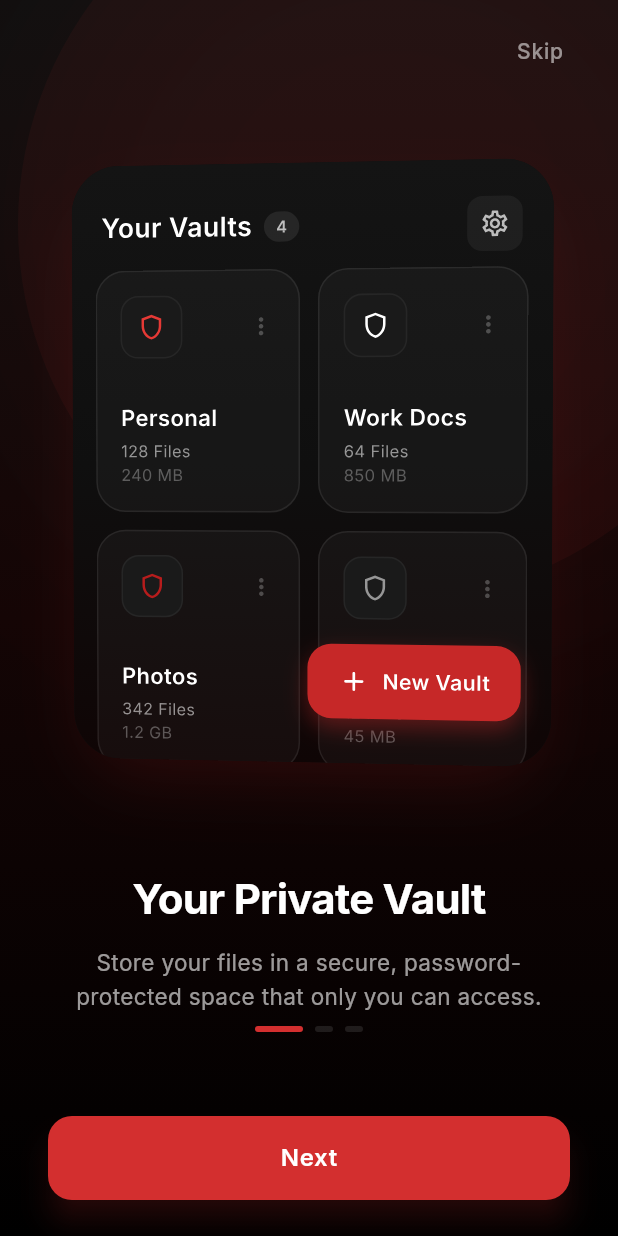
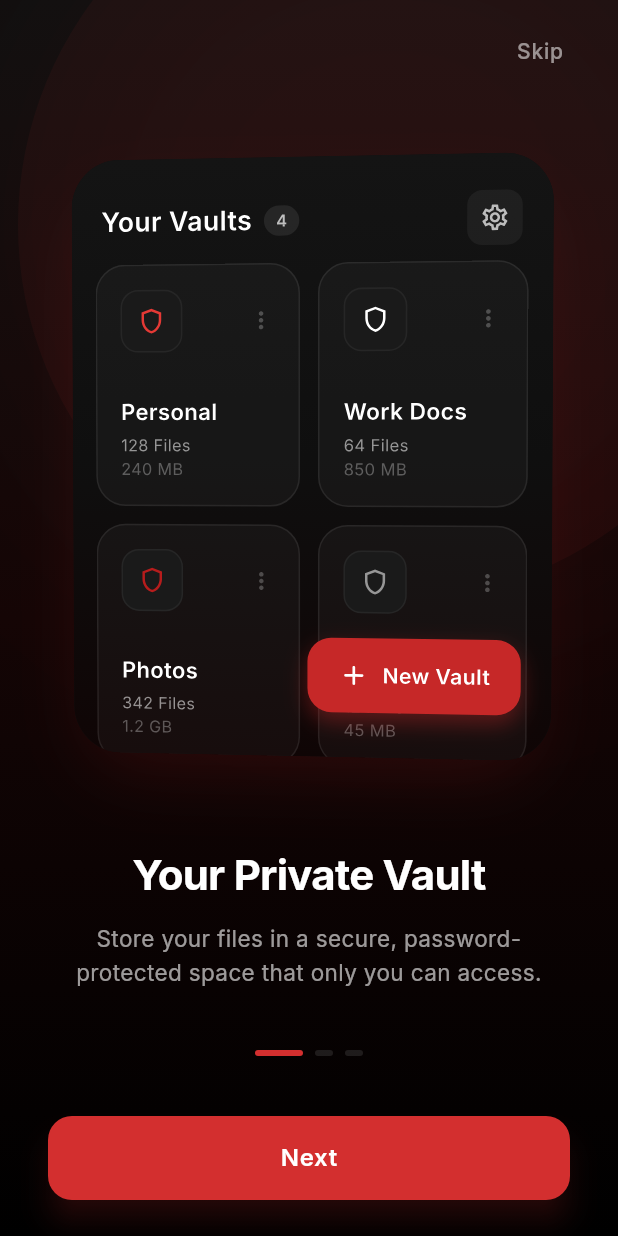
Before and after one commit to zenithsyntax/blindkey_app, a Flutter app: the screen it shows after launch, on a phone screen of 412 x 824 dp. Run offline on Flutter 3.47's test engine with Material 3 defaults, Android fonts, the phone set to English and light mode, and no system bars; drawn by our look-alikes of auto_size_text; our stand-ins replace audioplayers, dartz, file_picker, flutter_hooks, flutter_markdown, flutter_secure_storage and 13 more; missing offline and left inert: cryptography, excel, flutter_tilt, ntp, pdfrx, safe_device and 1 more; accounts and stored records are empty; generated files the repository leaves out were written again.

Commit message:
onboarding page correction 1

```diff
--- a/lib/presentation/pages/onboarding_page.dart
+++ b/lib/presentation/pages/onboarding_page.dart
@@ -1,6 +1,7 @@
 import 'package:flutter_tilt/flutter_tilt.dart';
 import 'dart:ui';
 import 'dart:math' as math; // Added import
+import 'package:auto_size_text/auto_size_text.dart';
 import 'package:blindkey_app/presentation/pages/splash_screen.dart';
 import 'package:flutter/material.dart';
 import 'package:google_fonts/google_fonts.dart';
@@ -110,11 +111,8 @@
                   ),
                 ),
 
-                const Spacer(),
-
                 // Page View
-                SizedBox(
-                  height: 600, // Fixed height for carousel area
+                Expanded(
                   child: PageView.builder(
                     controller: _pageController,
                     onPageChanged: (index) {
@@ -129,9 +127,8 @@
                   ),
                 ),
 
-                const Spacer(),
-
                 // Indicators
+                const SizedBox(height: 40),
                 Row(
                   mainAxisAlignment: MainAxisAlignment.center,
                   children: List.generate(
@@ -151,7 +148,7 @@
                   ),
                 ),
 
-                const SizedBox(height: 32),
+                const SizedBox(height: 16),
 
                 // Main Button
                 Padding(
@@ -207,6 +204,8 @@
           // Mock Widget Container with 3D Tilt and Auto-Sway
           Expanded(
             child: Center(
+              child: FittedBox(
+                fit: BoxFit.scaleDown,
                 child: _AutoTiltWrapper(
                   child: Tilt(
                     borderRadius: BorderRadius.circular(32),
@@ -239,14 +238,16 @@
                 ),
               ),
             ),
+          ),
 
-          const SizedBox(height: 40),
+          const SizedBox(height: 24),
 
 
           // Typography
-          Text(
+          AutoSizeText(
             item.title,
             textAlign: TextAlign.center,
+            maxLines: 1,
             style: GoogleFonts.inter(
               fontSize: 28,
               fontWeight: FontWeight.bold,
@@ -258,9 +259,11 @@
           const SizedBox(height: 16),
           Padding(
             padding: const EdgeInsets.symmetric(horizontal: 16),
-            child: Text(
+            child: AutoSizeText(
               item.description,
               textAlign: TextAlign.center,
+              maxLines: 3,
+              minFontSize: 12,
               style: GoogleFonts.inter(
                 fontSize: 15,
                 color: Colors.white.withOpacity(0.6),
--- a/pubspec.yaml
+++ b/pubspec.yaml
@@ -61,6 +61,7 @@
   safe_device: ^1.3.8
   screen_protector: ^1.4.12
   flutter_tilt: 3.3.2
+  auto_size_text: ^3.0.0
 
 dev_dependencies:
   flutter_test:
```
Also changed, not shown: pubspec.lock. Lines whose indentation alone changed are shown as unchanged.
